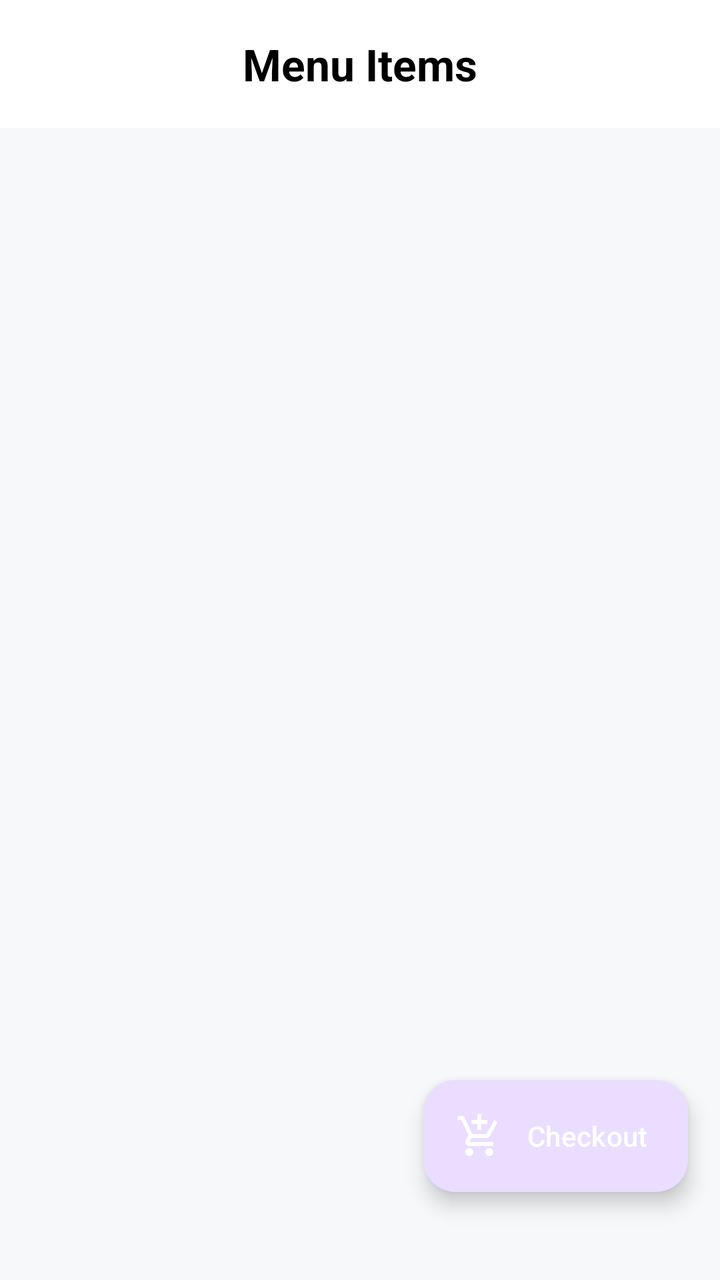
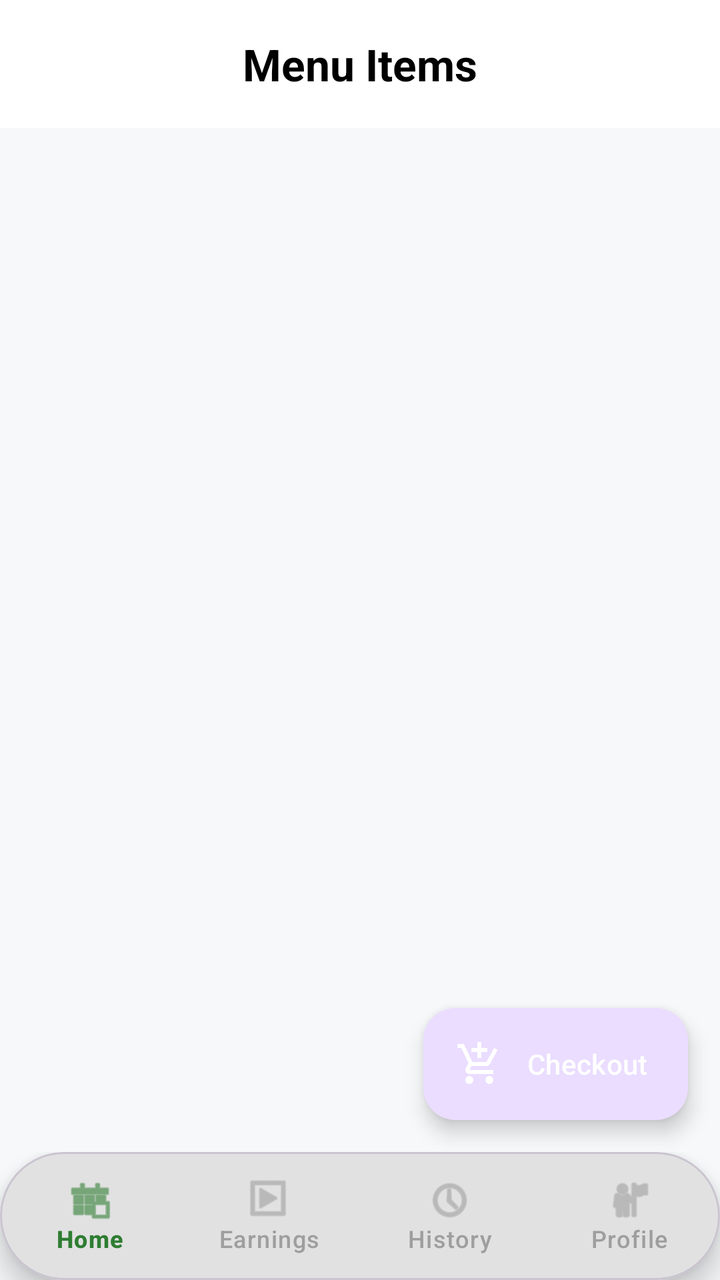

An Android layout rendered at two revisions. The XML below is the earlier revision; the diff shows what the commit changed to produce the second picture.
<!-- AndroidManifest.xml: application theme Theme.DriverApp -->
<!-- res/layout/activity_shop.xml -->
<?xml version="1.0" encoding="utf-8"?>
<androidx.constraintlayout.widget.ConstraintLayout
    xmlns:android="http://schemas.android.com/apk/res/android"
    xmlns:app="http://schemas.android.com/apk/res-auto"
    android:layout_width="match_parent"
    android:layout_height="match_parent"
    android:fitsSystemWindows="true">

    <com.google.android.material.appbar.MaterialToolbar
        android:id="@+id/toolbar"
        android:layout_width="match_parent"
        android:layout_height="?attr/actionBarSize"
        android:background="?attr/colorSurface"
        app:titleCentered="true"
        app:title="Menu Items"
        app:layout_constraintTop_toTopOf="parent" />

    <androidx.recyclerview.widget.RecyclerView
        android:id="@+id/rvProducts"
        android:layout_width="0dp"
        android:layout_height="0dp"
        android:padding="8dp"
        app:layout_constraintBottom_toBottomOf="parent"
        app:layout_constraintEnd_toEndOf="parent"
        app:layout_constraintStart_toStartOf="parent"
        app:layout_constraintTop_toBottomOf="@id/toolbar" />

    <com.google.android.material.floatingactionbutton.ExtendedFloatingActionButton
        android:id="@+id/fabCheckout"
        android:layout_width="wrap_content"
        android:layout_height="wrap_content"
        android:layout_marginEnd="16dp"
        android:layout_marginBottom="44dp"
        android:text="Checkout"
        android:textColor="@android:color/white"
        app:icon="@drawable/ic_cart_24"
        app:iconTint="@android:color/white"
        app:layout_constraintBottom_toBottomOf="parent"
        app:layout_constraintEnd_toEndOf="parent" />

</androidx.constraintlayout.widget.ConstraintLayout>
<!-- resources referenced by this layout -->
<resources>
  <!-- drawable ic_cart_24 (drawable) -->
  <vector xmlns:android="http://schemas.android.com/apk/res/android" android:height="24dp" android:tint="#000000" android:viewportHeight="24" android:viewportWidth="24" android:width="24dp">
        
      <path android:fillColor="@android:color/white" android:pathData="M11,9h2L13,6h3L16,4h-3L13,1h-2v3L8,4v2h3v3zM7,18c-1.1,0 -1.99,0.9 -1.99,2S5.9,22 7,22s2,-0.9 2,-2 -0.9,-2 -2,-2zM17,18c-1.1,0 -1.99,0.9 -1.99,2s0.89,2 1.99,2 2,-0.9 2,-2 -0.9,-2 -2,-2zM7.17,14.75l0.03,-0.12 0.9,-1.63h7.45c0.75,0 1.41,-0.41 1.75,-1.03l3.86,-7.01L19.42,4h-0.01l-1.1,2 -2.76,5L8.53,11l-0.13,-0.27L6.16,6l-0.95,-2 -0.94,-2L1,2v2h2l3.6,7.59 -1.35,2.45c-0.16,0.28 -0.25,0.61 -0.25,0.96 0,1.1 0.9,2 2,2h12v-2L7.42,15c-0.13,0 -0.25,-0.11 -0.25,-0.25z"/>
      
  </vector>
  <style name="Theme.DriverApp" parent="Base.Theme.DriverApp" />
  <style name="Base.Theme.DriverApp" parent="Theme.Material3.DayNight.NoActionBar">
          <item name="colorPrimary">#000000</item>
          <item name="colorOnPrimary">#FFFFFF</item>
  
          <item name="android:windowBackground">#F7F8FA</item>
          <item name="colorSurface">#FFFFFF</item>
          <item name="colorOnSurface">#121212</item>
  
          <item name="textAppearanceTitleLarge">@style/UberTitleStyle</item>
  
          <item name="android:statusBarColor">#FFFFFF</item>
          <item name="android:navigationBarColor">#FFFFFF</item>
  
          <item name="android:windowLightStatusBar">true</item>
          <item name="android:windowLightNavigationBar">true</item>
      </style>
  <style name="UberTitleStyle" parent="TextAppearance.Material3.TitleLarge">
          <item name="android:textStyle">bold</item>
          <item name="android:textColor">#000000</item>
          <item name="android:textSize">22sp</item>
      </style>
</resources>

<!-- the commit's change to res/layout/activity_shop.xml (unified diff, before → after) -->
@@ -20,7 +20,7 @@
         android:layout_width="0dp"
         android:layout_height="0dp"
         android:padding="8dp"
-        app:layout_constraintBottom_toBottomOf="parent"
+        app:layout_constraintBottom_toTopOf="@id/capsuleNavContainer"
         app:layout_constraintEnd_toEndOf="parent"
         app:layout_constraintStart_toStartOf="parent"
         app:layout_constraintTop_toBottomOf="@id/toolbar" />
@@ -30,12 +30,52 @@
         android:layout_width="wrap_content"
         android:layout_height="wrap_content"
         android:layout_marginEnd="16dp"
-        android:layout_marginBottom="44dp"
+        android:layout_marginBottom="16dp"
         android:text="Checkout"
         android:textColor="@android:color/white"
         app:icon="@drawable/ic_cart_24"
         app:iconTint="@android:color/white"
-        app:layout_constraintBottom_toBottomOf="parent"
+        app:layout_constraintBottom_toTopOf="@id/capsuleNavContainer"
         app:layout_constraintEnd_toEndOf="parent" />
 
+    
+    <FrameLayout
+        android:id="@+id/capsuleNavContainer"
+        android:layout_width="match_parent"
+        android:layout_height="wrap_content"
+        app:layout_constraintBottom_toBottomOf="parent">
+
+        <include
+            layout="@layout/layout_capsule_navigation"
+            android:layout_width="match_parent"
+            android:layout_height="wrap_content" />
+
+    </FrameLayout>
+
 </androidx.constraintlayout.widget.ConstraintLayout>
+<!-- res/layout/layout_capsule_navigation.xml (included above) -->
+<?xml version="1.0" encoding="utf-8"?>
+<com.google.android.material.card.MaterialCardView
+    xmlns:android="http://schemas.android.com/apk/res/android"
+    xmlns:app="http://schemas.android.com/apk/res-auto"
+    android:layout_width="match_parent"
+    android:layout_height="wrap_content"
+    android:layout_marginStart="16dp"
+    android:layout_marginEnd="16dp"
+    android:layout_marginBottom="16dp"
+    app:cardCornerRadius="32dp"
+    app:cardElevation="8dp"
+    app:cardBackgroundColor="@android:color/white"
+    android:elevation="8dp">
+
+    <com.google.android.material.bottomnavigation.BottomNavigationView
+        android:id="@+id/capsuleNavigation"
+        android:layout_width="match_parent"
+        android:layout_height="64dp"
+        android:background="@android:color/transparent"
+        app:menu="@menu/bottom_nav_menu_driver"
+        app:itemIconTint="@color/bottom_nav_selector"
+        app:itemTextColor="@color/bottom_nav_selector"
+        app:labelVisibilityMode="labeled" />
+
+</com.google.android.material.card.MaterialCardView>
